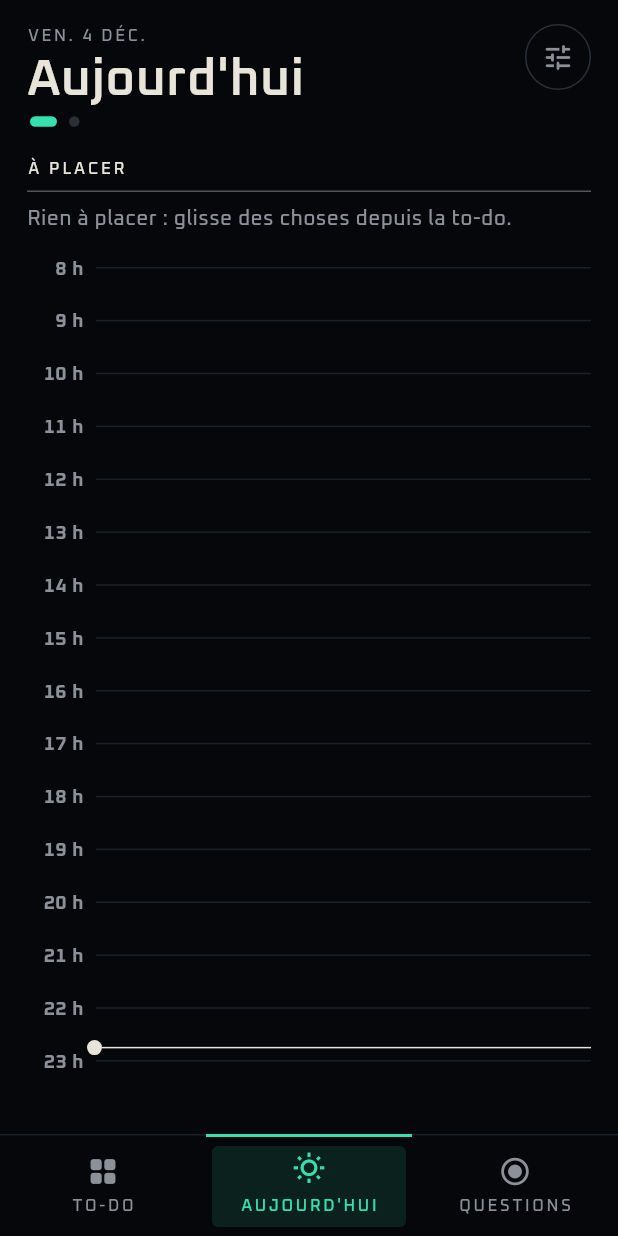
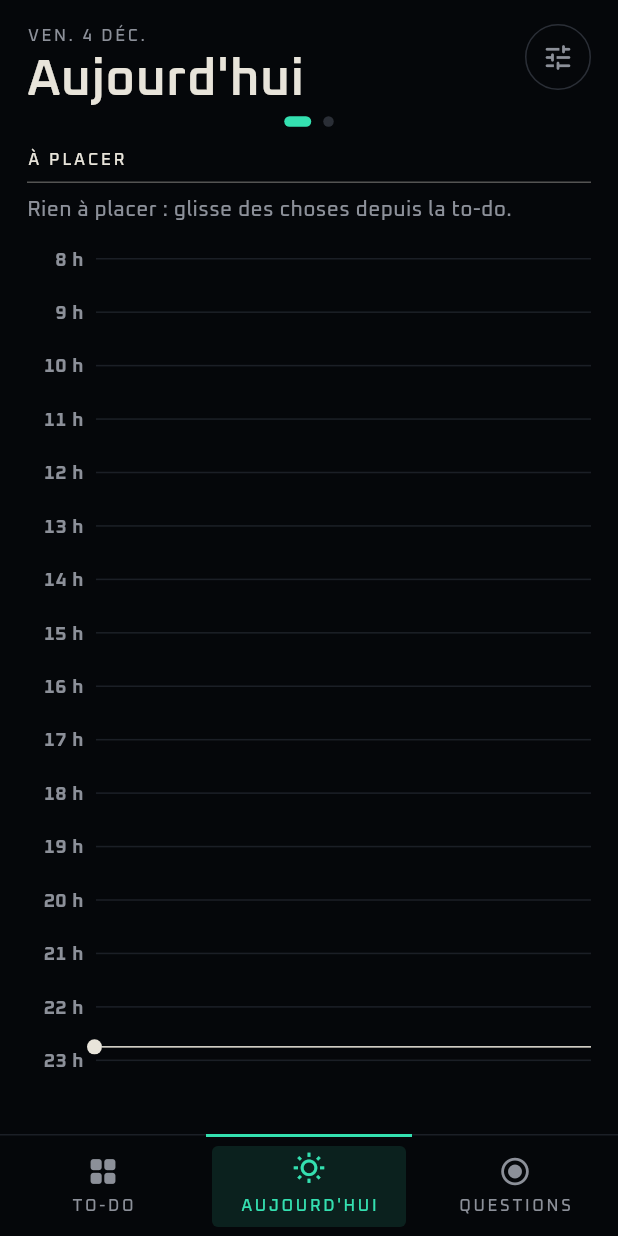
Before and after one commit to dulionpaul-ai/ouinon, a Flutter app: the screen it shows after launch, on a phone screen of 412 x 824 dp. Run offline on Flutter 3.47's test engine with Material 3 defaults, Android fonts, the phone set to English and light mode, and no system bars; our stand-ins replace fl_chart, flutter_local_notifications, shared_preferences, speech_to_text, sqflite, timezone; accounts and stored records are empty.

```diff
--- a/lib/screens/journee_screen.dart
+++ b/lib/screens/journee_screen.dart
@@ -326,7 +326,6 @@ class _PageJourState extends State<_PageJour>
                     : '${dateCourte(_jour)} · $nbReste à faire · '
                           '${dureeFr(resteMin)}',
                 titre: widget.decalage == 0 ? 'Aujourd\'hui' : 'Demain',
-                sous: _Points(page: widget.page, onPage: widget.onPage),
                 actions: [
                   BoutonRond(
                     icone: Icons.tune_rounded,
@@ -340,7 +339,11 @@ class _PageJourState extends State<_PageJour>
                   ),
                 ],
               ),
-              const SizedBox(height: 14),
+              // Aujourd'hui, demain : centrés sur la page.
+              Center(
+                child: _Points(page: widget.page, onPage: widget.onPage),
+              ),
+              const SizedBox(height: 8),
               // « À placer » reçoit aussi un bloc qu'on y remonte.
               DragTarget<Object>(
                 onWillAcceptWithDetails: (d) => d.data is Tache,
@@ -512,7 +515,10 @@ class _Points extends StatelessWidget {
                 behavior: HitTestBehavior.opaque,
                 onTap: () => onPage(i),
                 child: Padding(
-                  padding: EdgeInsets.fromLTRB(i == 0 ? 2 : 4, 6, 4, 6),
+                  padding: const EdgeInsets.symmetric(
+                    horizontal: 4,
+                    vertical: 6,
+                  ),
                   child: AnimatedContainer(
                     duration: const Duration(milliseconds: 250),
                     width: i == page ? 18 : 7,
```
Also changed, not shown: 1 other file.
